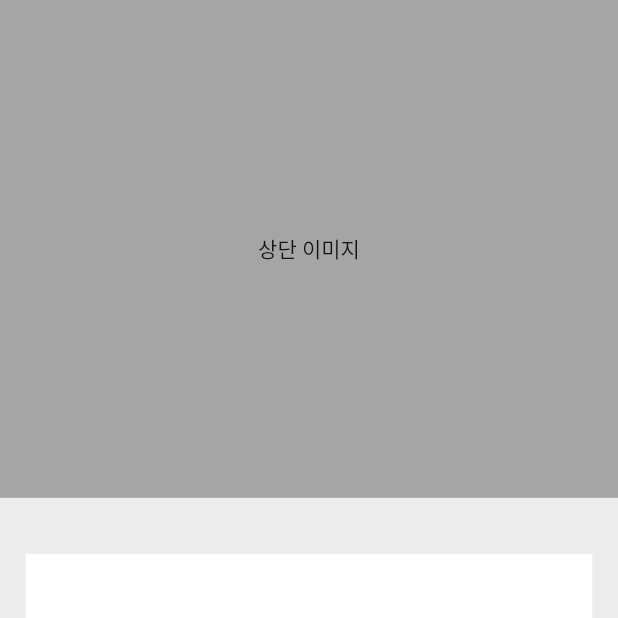
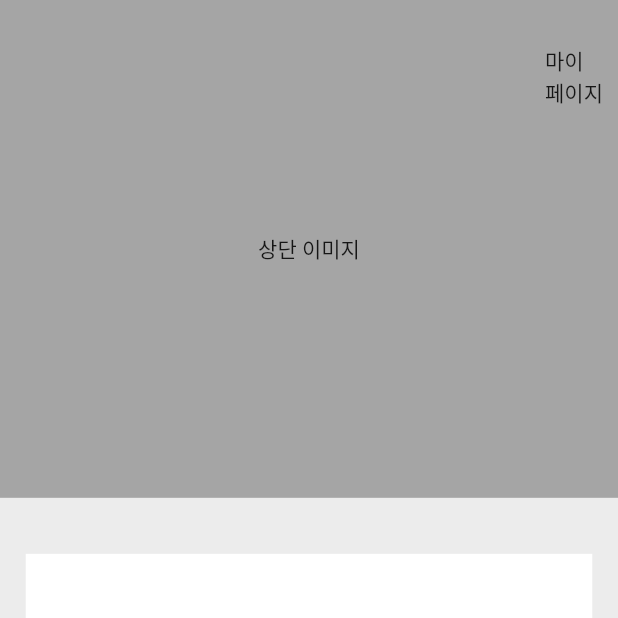
Before and after one commit to anseungwoo/mct_danso, a Flutter app: the screen it shows after launch, on a phone screen of 412 x 824 dp, the top half of it. Run offline on Flutter 3.47's test engine with Material 2 defaults, Android fonts, the phone set to English and light mode, and no system bars; our stand-ins replace carousel_slider, flutter_screenutil, get.

Commit message:
마이페이지 버튼 추가중

```diff
--- a/lib/screens/home.dart
+++ b/lib/screens/home.dart
@@ -15,13 +15,26 @@ class Home extends StatelessWidget {
         child: Column(
           crossAxisAlignment: CrossAxisAlignment.center,
           children: [
+            Stack(
+              children: [
                 Container(
                   height: 257.77.h,
                   width: ScreenUtil().screenWidth,
                   color: Color(0xffA5A5A5),
                   child: Center(
-                child: Text('상단 이미지'),
+                    child: Text('상단 이미지', style: TextStyle()),
                   ),
+                ),
+                Positioned(
+                  right: 10,
+                  top: 30,
+                  child: Container(
+                    child: Center(
+                      child: Text('마이\n페이지'),
+                    ),
+                  ),
+                ),
+              ],
             ),
             SizedBox(height: 29.h),
             _homeMenuButton(title: '단소 알아보기', page: HomeMenu1()),
```
Lines whose indentation alone changed are shown as unchanged.
